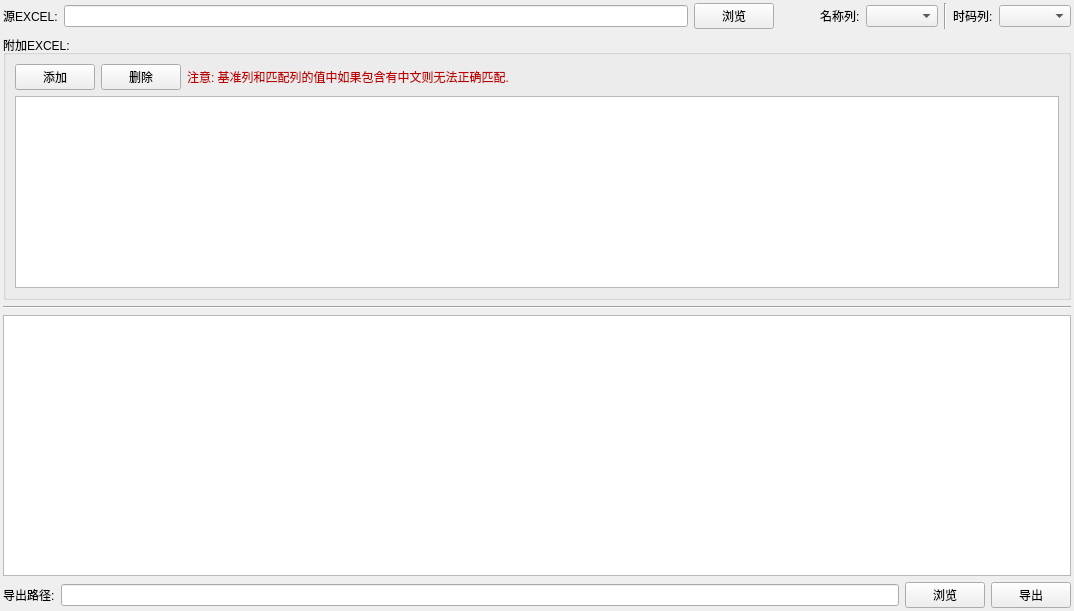
Qt form ui/MergeExcelWidget.ui (TianD/merge_excel) before a commit.
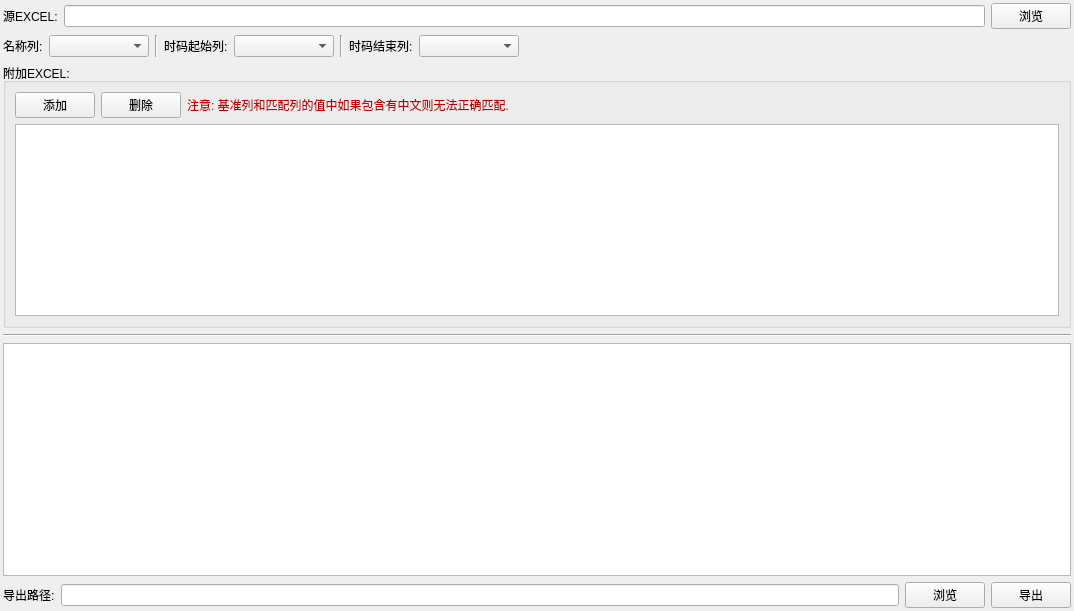
The same form after that commit.

The edit to the form file:
```diff
--- a/ui/MergeExcelWidget.ui
+++ b/ui/MergeExcelWidget.ui
@@ -13,7 +13,7 @@
   <property name="windowTitle">
    <string>Form</string>
   </property>
-  <layout class="QVBoxLayout" name="verticalLayout_2" stretch="0,0,0,1,0">
+  <layout class="QVBoxLayout" name="verticalLayout_2" stretch="0,0,0,0,1,0">
    <property name="margin">
     <number>3</number>
    </property>
@@ -36,14 +36,95 @@
        </property>
       </widget>
      </item>
+    </layout>
+   </item>
+   <item>
+    <layout class="QHBoxLayout" name="horizontalLayout_4">
+     <property name="margin">
+      <number>0</number>
+     </property>
      <item>
-      <spacer name="horizontalSpacer_2">
+      <widget class="QLabel" name="base_column_label">
+       <property name="text">
+        <string>名称列:</string>
+       </property>
+      </widget>
+     </item>
+     <item>
+      <widget class="QComboBox" name="base_column_combo_box">
+       <property name="minimumSize">
+        <size>
+         <width>100</width>
+         <height>0</height>
+        </size>
+       </property>
+       <property name="sizeAdjustPolicy">
+        <enum>QComboBox::AdjustToContents</enum>
+       </property>
+       <property name="frame">
+        <bool>true</bool>
+       </property>
+      </widget>
+     </item>
+     <item>
+      <widget class="Line" name="line_2">
+       <property name="orientation">
+        <enum>Qt::Vertical</enum>
+       </property>
+      </widget>
+     </item>
+     <item>
+      <widget class="QLabel" name="start_column_label">
+       <property name="text">
+        <string>时码起始列:</string>
+       </property>
+      </widget>
+     </item>
+     <item>
+      <widget class="QComboBox" name="start_column_combo_box">
+       <property name="minimumSize">
+        <size>
+         <width>100</width>
+         <height>0</height>
+        </size>
+       </property>
+       <property name="sizeAdjustPolicy">
+        <enum>QComboBox::AdjustToContents</enum>
+       </property>
+      </widget>
+     </item>
+     <item>
+      <widget class="Line" name="line_3">
+       <property name="orientation">
+        <enum>Qt::Vertical</enum>
+       </property>
+      </widget>
+     </item>
+     <item>
+      <widget class="QLabel" name="end_column_label">
+       <property name="text">
+        <string>时码结束列:</string>
+       </property>
+      </widget>
+     </item>
+     <item>
+      <widget class="QComboBox" name="end_column_combo_box">
+       <property name="minimumSize">
+        <size>
+         <width>100</width>
+         <height>0</height>
+        </size>
+       </property>
+       <property name="sizeAdjustPolicy">
+        <enum>QComboBox::AdjustToContents</enum>
+       </property>
+      </widget>
+     </item>
+     <item>
+      <spacer name="horizontalSpacer_3">
        <property name="orientation">
         <enum>Qt::Horizontal</enum>
        </property>
-       <property name="sizeType">
-        <enum>QSizePolicy::Minimum</enum>
-       </property>
        <property name="sizeHint" stdset="0">
         <size>
          <width>40</width>
@@ -52,33 +133,6 @@
        </property>
       </spacer>
      </item>
-     <item>
-      <widget class="QLabel" name="base_column_label">
-       <property name="text">
-        <string>名称列:</string>
-       </property>
-      </widget>
-     </item>
-     <item>
-      <widget class="QComboBox" name="base_column_combo_box"/>
-     </item>
-     <item>
-      <widget class="Line" name="line_2">
-       <property name="orientation">
-        <enum>Qt::Vertical</enum>
-       </property>
-      </widget>
-     </item>
-     <item>
-      <widget class="QLabel" name="timecode_column_label">
-       <property name="text">
-        <string>时码列:</string>
-       </property>
-      </widget>
-     </item>
-     <item>
-      <widget class="QComboBox" name="timecode_column_combo_box"/>
-     </item>
     </layout>
    </item>
    <item>
```
